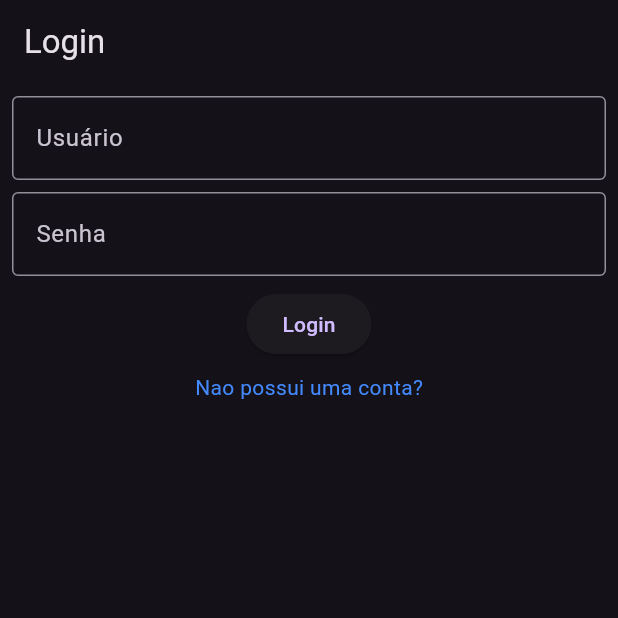
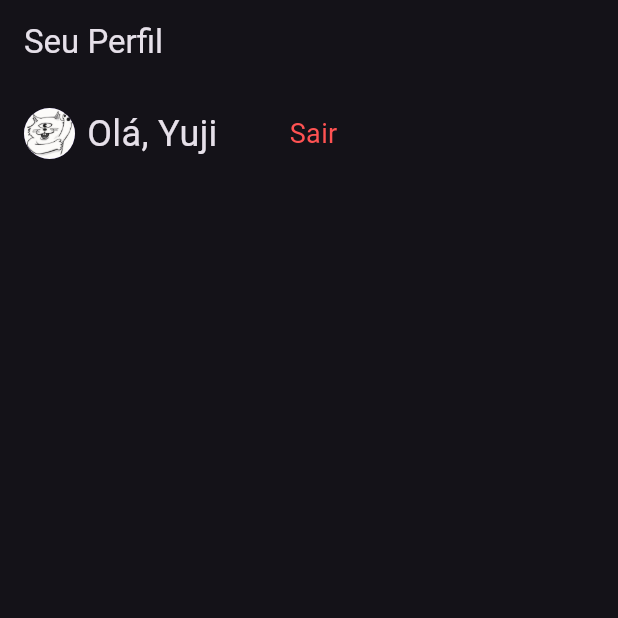
Before and after one commit to Halex-64/Task-App, a Flutter app: the screen it shows after launch, on a phone screen of 412 x 824 dp, the top half of it. Run offline on Flutter 3.47's test engine with Material 3 defaults, Android fonts, the phone set to English and light mode, and no system bars.

Commit message:
criando tela de perfil

```diff
--- a/lib/controller/user_controller.dart
+++ b/lib/controller/user_controller.dart
@@ -2,6 +2,7 @@ import 'package:flutter/material.dart';
 import 'package:login_cadastro/database/user_database.dart';
 import 'package:login_cadastro/model/user_model.dart';
 import 'package:login_cadastro/ui/pages/homepage.dart';
+import 'package:login_cadastro/ui/pages/profile.dart';
 
 
 class UserController {
@@ -19,7 +20,7 @@ class UserController {
     if (result.isNotEmpty) {
       Navigator.pushAndRemoveUntil(
           context,
-          MaterialPageRoute(builder: (_) => HomePage()),
+          MaterialPageRoute(builder: (_) => Profile()),
           (route) => false);
     } else {
       ScaffoldMessenger.of(context).showSnackBar(const SnackBar(
--- a/lib/database/user_database.dart
+++ b/lib/database/user_database.dart
@@ -1,5 +1,5 @@
 import 'package:login_cadastro/model/user_model.dart';
 
 class UserDataBase {
-  List<User> users = [User(name: 'Yuji', password: 'senai')];
+  List<User> users = [User(name: 'Yuji', password: 'senai'), User(name:'Gojo', password: 'senai')];
 }
--- a/lib/main.dart
+++ b/lib/main.dart
@@ -1,12 +1,13 @@
 import 'package:flutter/material.dart';
 import 'package:login_cadastro/ui/pages/login.dart';
+import 'package:login_cadastro/ui/pages/profile.dart';
 
 void main() => runApp(MyApp());
 
 class MyApp extends MaterialApp {
   MyApp({super.key})
       : super(
-          home: Login(),
+          home: Profile(),
           debugShowCheckedModeBanner: false,
           theme: ThemeData(brightness: Brightness.dark),
         );
--- a/lib/ui/pages/homepage.dart
+++ b/lib/ui/pages/homepage.dart
@@ -13,9 +13,10 @@ class _HomePageState extends State<HomePage> {
   final TextEditingController titleController = TextEditingController();
   final TextEditingController descController = TextEditingController();
 
+  @override
   Widget build(BuildContext context) {
     return Scaffold(
-      appBar: MyAppBar(texto: 'Tarefas'),
+      appBar:  MyAppBar(texto: 'Tarefas'),
       body: Column(
         children: [
           const Padding(
@@ -60,6 +61,12 @@ class _HomePageState extends State<HomePage> {
                   return ListTile(
                     title: Text(task.title),
                     subtitle: Text(task.desc),
+                    leading: IconButton(
+                      icon: const Icon(Icons.check, color: Colors.greenAccent),
+                      onPressed: () {
+                        taskDataBase.removeTask(index);
+                      },
+                    ),
                     trailing: IconButton(
                       icon: const Icon(Icons.delete, color: Colors.redAccent),
                       onPressed: () {
--- a/lib/ui/pages/login.dart
+++ b/lib/ui/pages/login.dart
@@ -3,12 +3,20 @@ import 'package:login_cadastro/controller/user_controller.dart';
 import 'package:login_cadastro/ui/widgets/myAppBar.dart';
 import 'package:login_cadastro/ui/widgets/text.dart';
 
-class Login extends StatelessWidget {
+class Login extends StatefulWidget {
   Login({super.key});
+
+  @override
+  State<Login> createState() => _LoginState();
+}
+
+class _LoginState extends State<Login> {
   //criamos o objeto controller
   UserController userController = UserController();
+
   //variaveis do formulario
   final nomeController = TextEditingController();
+
   final passwordController = TextEditingController();
 
   @override
--- /dev/null
+++ b/lib/ui/pages/profile.dart
@@ -0,0 +1,38 @@
+import 'package:flutter/material.dart';
+import 'package:login_cadastro/database/user_database.dart';
+import 'package:login_cadastro/ui/widgets/circleAvatar.dart';
+import 'package:login_cadastro/ui/widgets/myAppBar.dart';
+import 'package:login_cadastro/ui/widgets/text.dart';
+
+class Profile extends StatelessWidget {
+  Profile({super.key});
+
+  UserDataBase userDataBase = UserDataBase();
+
+
+  @override
+  Widget build(BuildContext context) {
+    return Scaffold(
+      appBar: MyAppBar(texto: 'Seu Perfil'),
+      body: ListView(children: [
+           Padding(
+             padding: const EdgeInsets.all(8.0),
+             child: Row(
+              children: [
+                circleAvatar('assets/img/profile.jpg'),
+                Text("Olá, ${userDataBase.users[0].name}",
+                    style: const TextStyle(fontSize: 24)),
+                    const SizedBox(width: 40.0,),
+                const Padding(
+                  padding: EdgeInsets.all(8.0),
+                  child: ClicavelTextLogout(
+                      text: 'Sair',
+                    ),
+                ),
+              ],
+            ),
+           ),
+      ]),
+    );
+  }
+}
--- /dev/null
+++ b/lib/ui/widgets/circleAvatar.dart
@@ -0,0 +1,16 @@
+
+import 'package:flutter/material.dart';
+
+Widget circleAvatar(String img) {
+  return SizedBox(
+    width: 50,
+    height: 50,
+    child: Padding(
+      padding: const EdgeInsets.all(8.0),
+      child: CircleAvatar(
+        radius: 50,
+        backgroundImage: AssetImage(img),
+      ),
+    ),
+  );
+}
--- a/lib/ui/widgets/text.dart
+++ b/lib/ui/widgets/text.dart
@@ -8,7 +8,6 @@ class ClicavelTextHome extends StatelessWidget {
   const ClicavelTextHome({
     super.key,
     required this.text,
-
   });
 
   @override
@@ -32,7 +31,6 @@ class ClicavelText extends StatelessWidget {
   const ClicavelText({
     super.key,
     required this.text,
-
   });
 
   @override
@@ -49,3 +47,27 @@ class ClicavelText extends StatelessWidget {
     );
   }
 }
+
+class ClicavelTextLogout extends StatelessWidget {
+  final String text;
+
+  const ClicavelTextLogout({
+    super.key,
+    required this.text,
+  });
+
+  @override
+  Widget build(BuildContext context) {
+    return GestureDetector(
+      onTap: () => Navigator.push(
+          context, MaterialPageRoute(builder: (context) => Login())),
+      child: Text(
+        text,
+        style: const TextStyle(
+          color: Colors.redAccent,
+          fontSize: 18,
+        ),
+      ),
+    );
+  }
+}
--- a/pubspec.yaml
+++ b/pubspec.yaml
@@ -58,6 +58,10 @@ flutter:
   # the material Icons class.
   uses-material-design: true
 
+  assets:
+
+  - assets/img/profile.jpg
+
   # To add assets to your application, add an assets section, like this:
   # assets:
   #   - images/a_dot_burr.jpeg
```
Also changed, not shown: assets/img/profile.jpg (added), lib/database/task_database.dart (line endings or trailing spaces).
